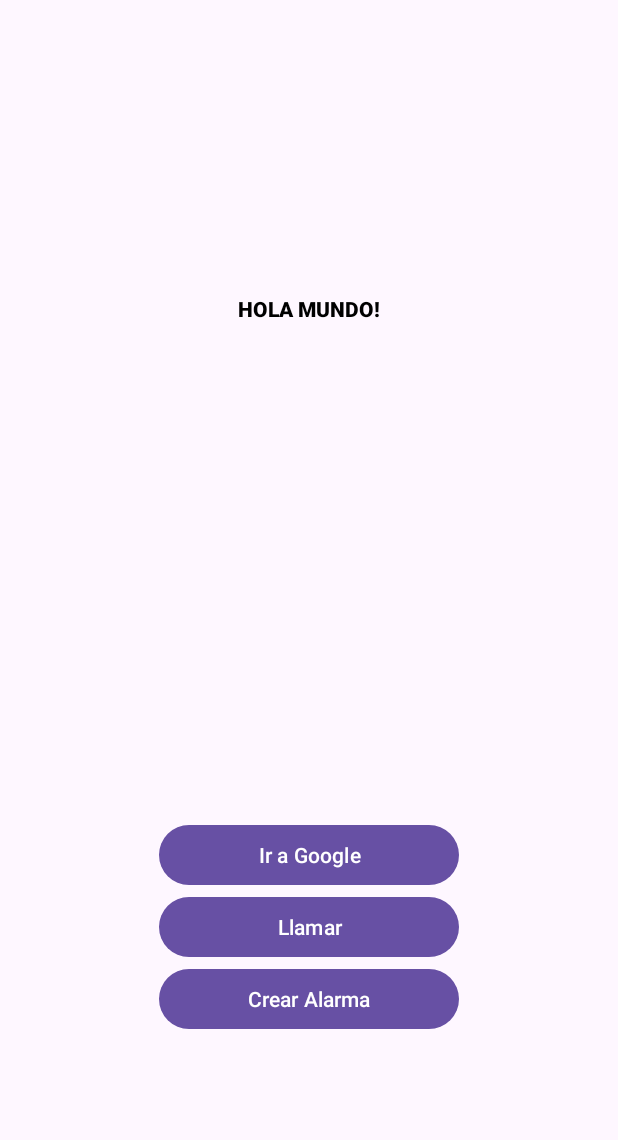
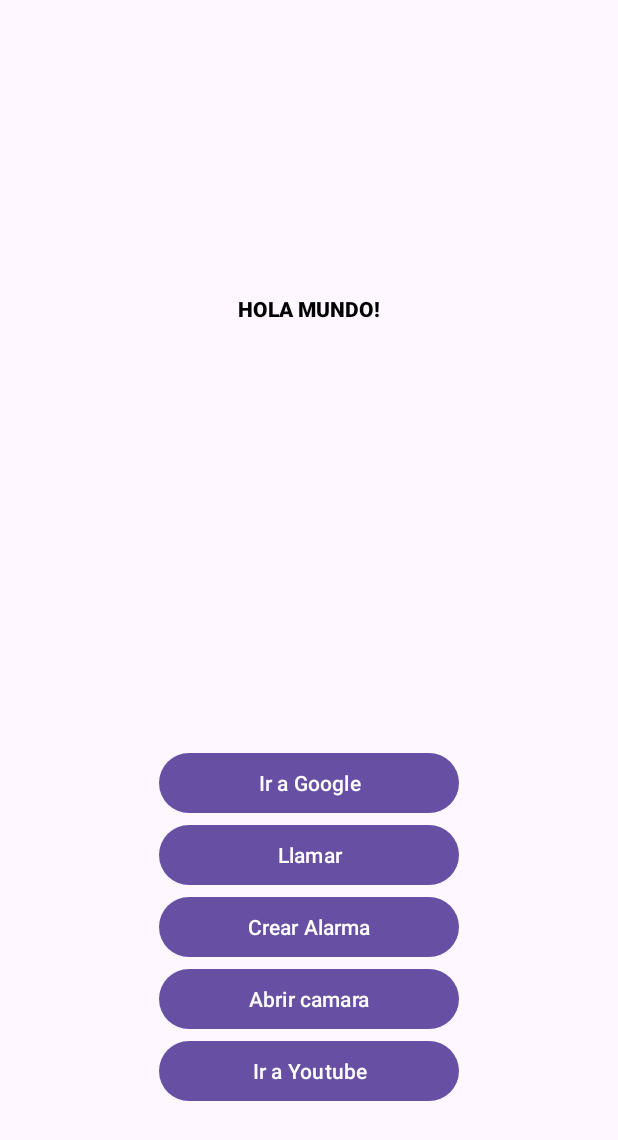
Before and after one commit to BrahyanTorres/App___3, an Android app: the screen it shows after launch (MainActivity), on a phone screen of 412 x 824 dp. Shown: the top 1140 px of the screen. Run offline under Robolectric (Android 15) with nearby library versions, the phone set to English and light mode, and no system bars.

Commit message:
Segundos Botones

```diff
--- a/app/src/main/java/com/example/app_3/MainActivity.java
+++ b/app/src/main/java/com/example/app_3/MainActivity.java
@@ -1,18 +1,21 @@
 package com.example.app_3;
 
 import androidx.appcompat.app.AppCompatActivity;
+import androidx.core.app.ActivityCompat;
 
 import android.content.Intent;
+import android.content.pm.PackageManager;
 import android.net.Uri;
 import android.os.Bundle;
 import android.provider.AlarmClock;
+import android.provider.MediaStore;
 import android.view.View;
 import android.widget.Button;
 
 public class MainActivity extends AppCompatActivity {
 
 
-    Button goo, llama, alar;
+    Button goo, llama, alar, cam, ytb;
 
 
     @Override
@@ -20,9 +23,11 @@ public class MainActivity extends AppCompatActivity {
         super.onCreate(savedInstanceState);
         setContentView(R.layout.activity_main);
 
-        goo = findViewById(R.id.goole);
-        llama = findViewById(R.id.llama);
-        alar = findViewById(R.id.alarm);
+        goo = findViewById(R.id.btnGoole);
+        llama = findViewById(R.id.btnLlama);
+        alar = findViewById(R.id.btnAlarm);
+        cam = findViewById(R.id.btnCamara);
+        ytb = findViewById(R.id.btnYoutube);
 
         goo.setOnClickListener(new View.OnClickListener() {
             @Override
@@ -33,6 +38,18 @@ public class MainActivity extends AppCompatActivity {
 
 
             }
+        });
+        llama.setOnClickListener(new View.OnClickListener() {
+            @Override
+            public void onClick(View view) {
+                Intent llamar = new Intent(Intent.ACTION_CALL, Uri.parse("3004988487"));
+                if(ActivityCompat.checkSelfPermission(MainActivity.this, Manifest.permission.CALL_PHONE)!=
+                        PackageManager.PERMISSION_GRANTED)
+                    return;
+                    startActivity(llamar);
+                }
+
+
         });
 
        alar.setOnClickListener(new View.OnClickListener() {
@@ -47,7 +64,28 @@ public class MainActivity extends AppCompatActivity {
             }
 
         });
+        cam.setOnClickListener(new View.OnClickListener() {
+            @Override
+            public void onClick(View view) {
+                Intent abrirCamara= new Intent(MediaStore.ACTION_IMAGE_CAPTURE);
+                if (abrirCamara.resolveActivity(getPackageManager()) != null){
+                    startActivity(abrirCamara);
+                }
+
+
+            }
+        });
+
+        ytb.setOnClickListener(new View.OnClickListener() {
+            @Override
+            public void onClick(View view) {
+                Intent irYoutube = new Intent(Intent.ACTION_VIEW);
+                irYoutube.setData(Uri.parse("http://www.youtube.com"));
+                startActivity(irYoutube);
+
+            }
+        });
+
 
     }
-
 }
--- a/app/src/main/res/layout/activity_main.xml
+++ b/app/src/main/res/layout/activity_main.xml
@@ -39,24 +39,38 @@
         android:orientation="vertical">
 
         <Button
-            android:id="@+id/goole"
+            android:id="@+id/btnGoole"
             android:layout_width="200dp"
             android:layout_height="wrap_content"
             android:text="@string/google">
 
         </Button>
         <Button
-            android:id="@+id/llama"
+            android:id="@+id/btnLlama"
             android:layout_width="200dp"
             android:layout_height="wrap_content"
             android:text="@string/llamar">
 
         </Button>
         <Button
-            android:id="@+id/alarm"
+            android:id="@+id/btnAlarm"
             android:layout_width="200dp"
             android:layout_height="wrap_content"
             android:text="@string/crear_alarma">
+
+        </Button>
+        <Button
+            android:id="@+id/btnCamara"
+            android:layout_width="200dp"
+            android:layout_height="wrap_content"
+            android:text="@string/camara">
+
+        </Button>
+        <Button
+            android:id="@+id/btnYoutube"
+            android:layout_width="200dp"
+            android:layout_height="wrap_content"
+            android:text="@string/ytb">
 
         </Button>
 
--- a/app/src/main/res/values/strings.xml
+++ b/app/src/main/res/values/strings.xml
@@ -3,5 +3,7 @@
     <string name="google">Ir a Google</string>
     <string name="llamar">Llamar</string>
     <string name="crear_alarma">Crear Alarma</string>
+    <string name="camara">Abrir camara</string>
+    <string name="ytb">Ir a Youtube</string>
 
 </resources>
```
Also changed, not shown: app/src/main/AndroidManifest.xml (+10 -0 lines).
